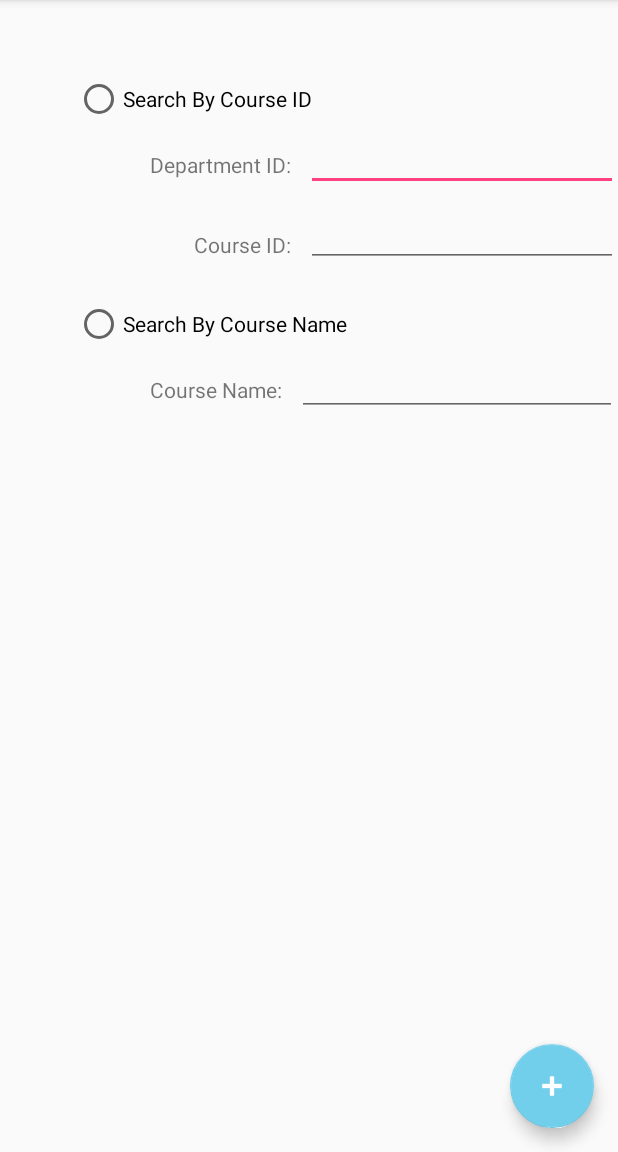
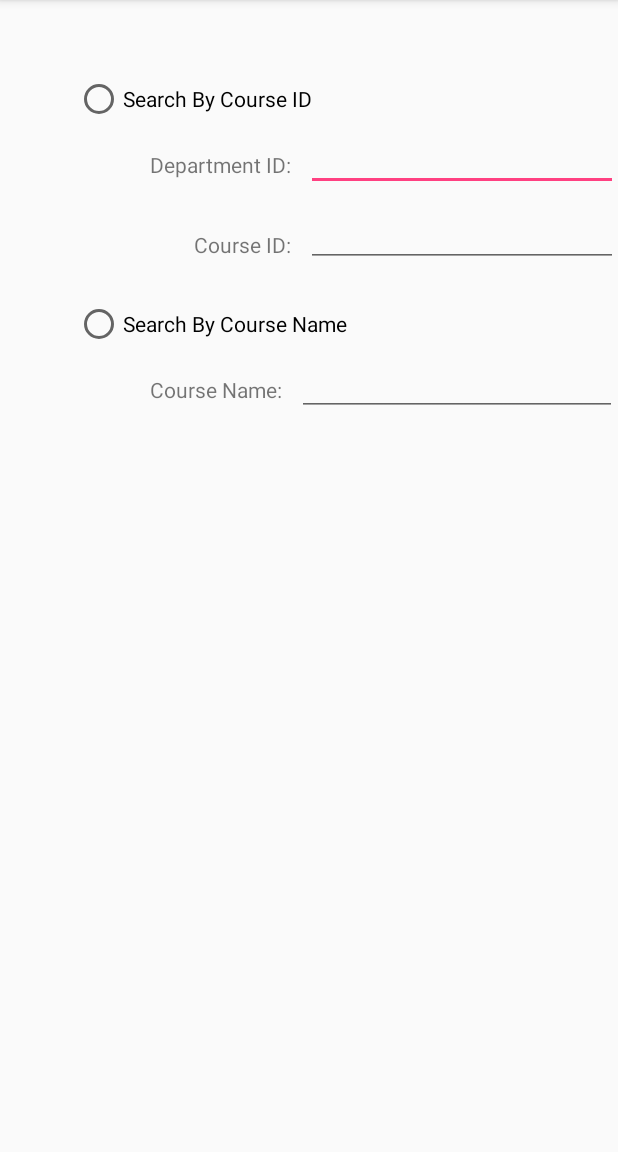
Before and after one commit to kewu1992/ClassDiscuz, an Android app: the AddCourseActivity screen opened directly, with no data from a screen before it, on a phone screen of 412 x 824 dp, the part 84-1236 px from its top. Run offline under Robolectric (Android 15) with nearby library versions, the phone set to English and light mode, and no system bars.

Commit message:
unit2_final

```diff
--- a/app/src/main/java/cmu/banana/classdiscuz/ui/LoginActivity.java
+++ b/app/src/main/java/cmu/banana/classdiscuz/ui/LoginActivity.java
@@ -353,7 +353,7 @@ public class LoginActivity extends AppCompatActivity implements LoaderCallbacks<
 
             if (success) {
 //                finish();
-                Intent goHomePage = new Intent(LoginActivity.this,HomePageActivity.class);
+                Intent goHomePage = new Intent(LoginActivity.this, HomePageActivity.class);
                 startActivity(goHomePage);
             } else {
                 mPasswordView.setError(getString(R.string.error_incorrect_password));
--- a/app/src/main/res/layout/activity_add_course.xml
+++ b/app/src/main/res/layout/activity_add_course.xml
@@ -82,14 +82,4 @@
         android:layout_toEndOf="@+id/course_name_textView"
         android:layout_marginLeft="10dp" />
 
-    <android.support.design.widget.FloatingActionButton android:id="@+id/fab"
-        android:layout_width="wrap_content" android:layout_height="wrap_content"
-        android:layout_gravity="bottom|end"
-        android:src="@android:drawable/ic_input_add"
-        android:layout_marginBottom="@dimen/fab_margin"
-        android:layout_alignParentBottom="true"
-        android:layout_alignEnd="@+id/search_by_course_name_radioButton"
-        android:layout_marginEnd="@dimen/fab_margin"
-        app:backgroundTint="#72cfeb"
-        android:tint="#ffffff" />
 </RelativeLayout>
```
Also changed, not shown: app/src/main/java/cmu/banana/classdiscuz/ui/AddCourseActivity.java (+0 -9 lines), app/src/main/java/cmu/banana/classdiscuz/ui/HomePageActivity.java (+48 -5 lines), app/src/main/res/layout/activity_homepage.xml (+15 -1 lines), 1 other file.
